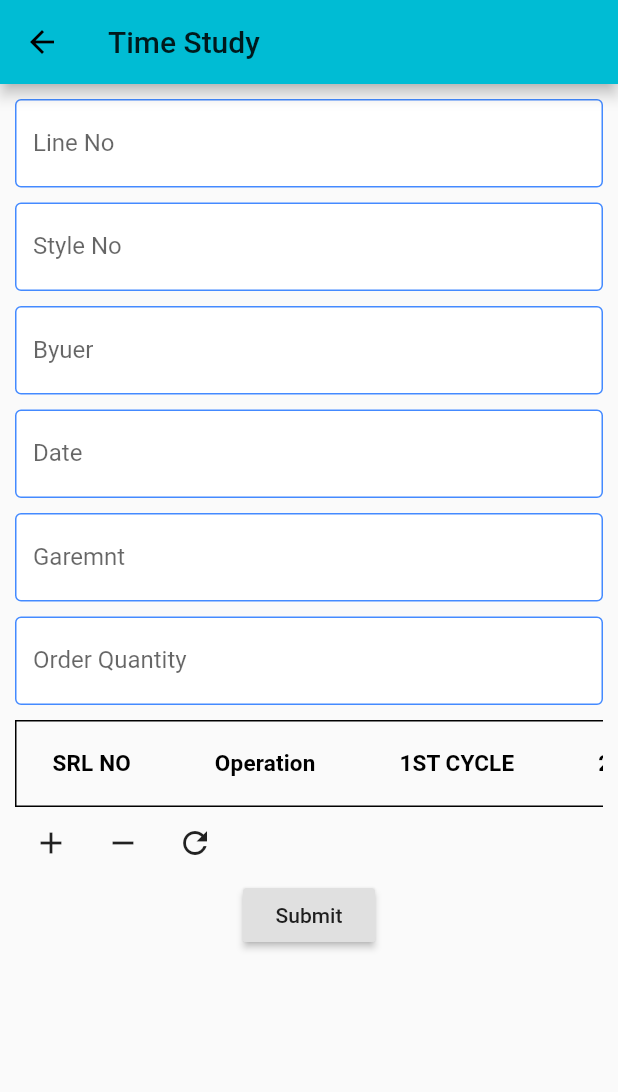
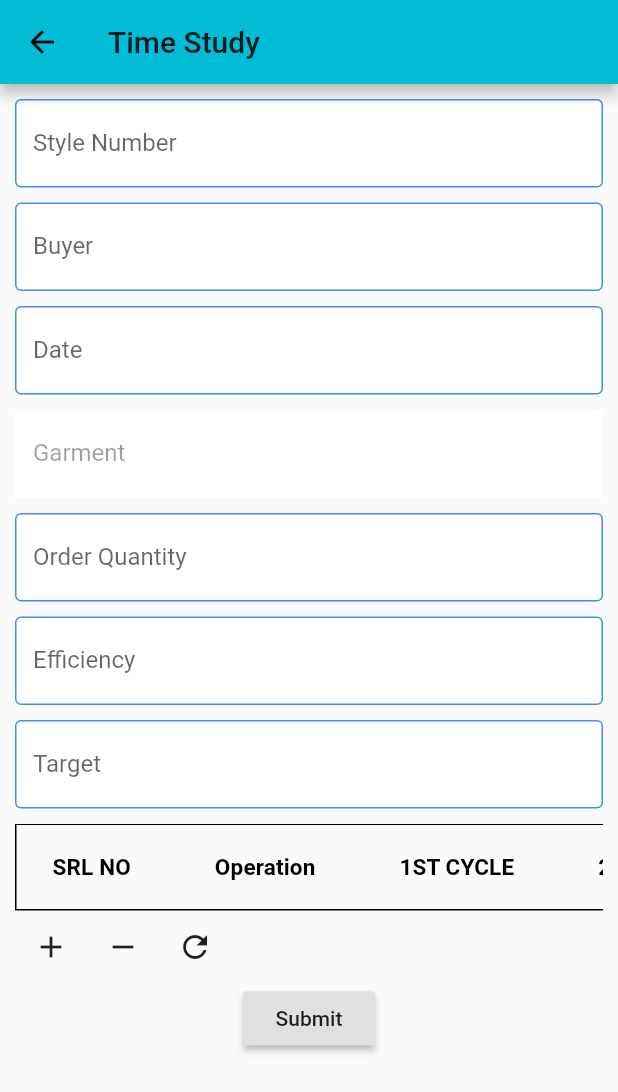
Before and after one commit to sambitraze/AARVI_TEXTILES, a Flutter app: the TimeStudy screen opened by its route, on a phone screen of 412 x 824 dp. Shown: the top 1092 px of the screen. Run offline on Flutter 3.47's test engine with Material 2 defaults, Android fonts, the phone set to English and light mode, and no system bars; drawn by our look-alikes of datetime_picker_formfield; our stand-ins replace cloud_firestore, file_picker, firebase_auth, firebase_storage, flutter_datetime_picker, google_fonts; missing offline and left inert: custom_splash; accounts and stored records are empty.

Commit message:
last update for time study

```diff
--- a/lib/Screens/ProductionMang/IEManagement/timeStudy.dart
+++ b/lib/Screens/ProductionMang/IEManagement/timeStudy.dart
@@ -32,22 +32,13 @@ class _TimeStudyState extends State<TimeStudy> {
 
   final _scaffoldState = GlobalKey<ScaffoldState>();
   int rows = 0;
-  TextEditingController srlNo = TextEditingController(),
-   operationName = TextEditingController(),
-   firstCycle = TextEditingController(),
-   secondCycle = TextEditingController(),
-   thirdCycle = TextEditingController(),
-   fourthCycle = TextEditingController(),
-   avg = TextEditingController(),
-   comments = TextEditingController();
-
-
-  String buyer;
-  final garment = TextEditingController();
-  String orderQty;
-  final styleNo = TextEditingController();
-  final lineNo = TextEditingController();
-  final date = TextEditingController();
+  TextEditingController styleNo = TextEditingController(),
+   buyer = TextEditingController(),
+   garment = TextEditingController(),
+      orderQty = TextEditingController(),
+   efficiency = TextEditingController(),
+   target = TextEditingController(),
+  date = TextEditingController();
 
 
   List<DataRow> getRows() {
@@ -62,13 +53,10 @@ class _TimeStudyState extends State<TimeStudy> {
     super.initState();
   }
 
-// first enter style number then buyer gets shown automatically
-// then enter line number to pull exact db
-// then enter date for new record or to view existing db
-
   @override
   Widget build(BuildContext context) {
     return Scaffold(
+      key: _scaffoldState,
       appBar: AppBar(title: Text('Time Study')),
       body: Container(
         child: SingleChildScrollView(
@@ -76,38 +64,27 @@ class _TimeStudyState extends State<TimeStudy> {
           child: Column(
             children: <Widget>[
               TextFormField(
-                  decoration: TextFieldDec.inputDec("Line No"),
+                  decoration: TextFieldDec.inputDec("Style Number"),
                   controller: styleNo,
                   onChanged: (value) async {
                     try{
-                      // await Firestore.instance.collection('aarvi').document(styleNo.value.text).get().then((value) =>
-                      //  buyer.text = value.data['buyer']);
-                      setState(() {
+                      await Firestore.instance.collection('aarvi').document(value).get().then((value) {
+                        if(value.exists){
+                          var data = value.data;
+                          buyer.text = data['buyer'] ?? '';
+                          garment.text = data['garment'] ?? '';
+                          orderQty.text = data['order_quantity'] ?? '';
+                        }
+                      });
+                    }catch(e){
 
-                      });
                     }
-                    catch(e){}
                   },
                 ),
               leaveSpace(),
               TextFormField(
-                  decoration: TextFieldDec.inputDec("Style No"),
-                  controller: styleNo,
-                  onChanged: (value) async {
-                    try{
-                      // await Firestore.instance.collection('aarvi').document(styleNo.value.text).get().then((value) =>
-                      //  buyer.text = value.data['buyer']);
-                      setState(() {
-
-                      });
-                    }
-                    catch(e){}
-                  },
-                ),
-              leaveSpace(),
-              TextFormField(
-                  decoration: TextFieldDec.inputDec("Byuer"),
-                  initialValue: buyer,
+                  decoration: TextFieldDec.inputDec("Buyer"),
+                  controller: buyer,
                 ),
               leaveSpace(),
               DateTimeField(
@@ -121,14 +98,12 @@ class _TimeStudyState extends State<TimeStudy> {
                           firstDate: DateTime(1970),
                           lastDate: DateTime(2100));
                       try{
-                        await Firestore.instance.collection('aarvi').document(styleNo.value.text).collection('CuttingQuality').document(DateFormat('dd-MM-yyyy').format(dat)).get().then((value) {
+                        await Firestore.instance.collection('aarvi').document(styleNo.value.text).collection('TimeStudy').document(DateFormat('dd-MM-yyyy').format(dat)).get().then((value) {
                           if(value.exists){
                             var data = value;
-                            // layNo.text = data['lay_number'] ?? '';
-                            // size.text = data['size'] ?? '';
-                            // totalPartChecked.text = data['total_part_checked'] ?? '';
-                            // pass.text = data['pass'] ?? '';
-                            // fail.text = data['fail'] ?? '';
+                            garment.text = data['garment'] ?? '';
+                            efficiency.text = data['efficiency'] ?? '';
+                            target.text = data['target'] ?? '';
                             int len = 0;
                             data['table'].forEach((element) {
                               len++;
@@ -154,14 +129,24 @@ class _TimeStudyState extends State<TimeStudy> {
                     }),
               leaveSpace(),
               TextFormField(
-                  decoration: TextFieldDec.inputDec("Garemnt"),
+                  decoration: TextFieldDec.inputDec("Garment"),
                   controller: garment,
-
+                  enabled: false,
                 ),
               leaveSpace(),
               TextFormField(
                   decoration: TextFieldDec.inputDec("Order Quantity"),
-                  initialValue: orderQty,
+                  controller: orderQty,
+                ),
+              leaveSpace(),
+              TextFormField(
+                  decoration: TextFieldDec.inputDec("Efficiency"),
+                  controller: efficiency,
+                ),
+              leaveSpace(),
+              TextFormField(
+                  decoration: TextFieldDec.inputDec("Target"),
+                  controller: target,
                 ),
               leaveSpace(),
               Column(
@@ -272,9 +257,11 @@ class _TimeStudyState extends State<TimeStudy> {
                       controllers.forEach((element) {
                         tableList.add(element.value.text);
                       });
-                      await Firestore.instance.collection('aarvi').document(styleNo.value.text).collection('CuttingQuality').document(date.value.text).
+                      await Firestore.instance.collection('aarvi').document(styleNo.value.text).collection('TimeStudy').document(date.value.text).
                       setData({
-                        //set the data
+                        'efficiency':efficiency.value.text,
+                        'target':target.value.text,
+                        'table':tableList
                       });
                     }
                     catch(e){
```
